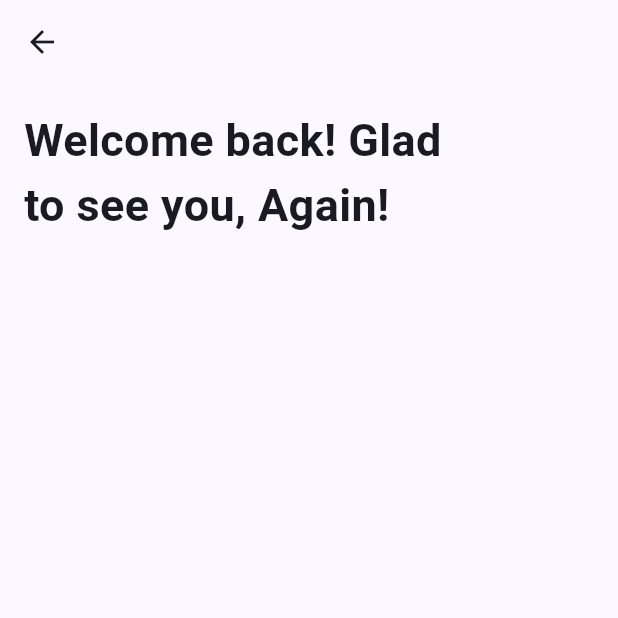
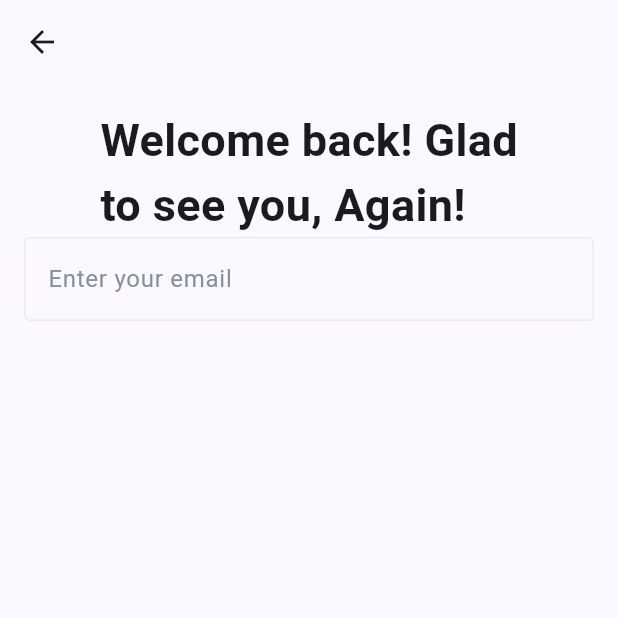
Before and after one commit to SufiHarris/house_cleaning, a Flutter app: the screen it shows after launch, after a tap on "Login", on a phone screen of 412 x 824 dp, the top half of it. Run offline on Flutter 3.47's test engine with Material 3 defaults, Android fonts, the light colour scheme and no system bars; our stand-ins replace firebase_core, get; accounts and stored records are empty.

Commit message:
added new folders

```diff
--- a/lib/auth/screens/loginScreen.dart
+++ b/lib/auth/screens/loginScreen.dart
@@ -1,4 +1,6 @@
 import 'package:flutter/material.dart';
+
+import '../../theme/custom_colors.dart';
 
 class Loginscreen extends StatelessWidget {
   const Loginscreen({super.key});
@@ -7,14 +9,24 @@
   Widget build(BuildContext context) {
     return Scaffold(
       appBar: AppBar(),
-      body: const Padding(
-        padding: EdgeInsets.all(16.0),
-        child: const Column(
+      body: Padding(
+        padding: const EdgeInsets.all(16.0),
+        child: Column(
           children: [
-            Text(
+            const Text(
               "Welcome back! Glad\nto see you, Again!",
               style: TextStyle(fontSize: 30, fontWeight: FontWeight.bold),
-            )
+            ),
+            TextField(
+              decoration: InputDecoration(
+                hintStyle: TextStyle(color: CustomColors.hintColor),
+                hintText: 'Enter your email',
+                enabledBorder: OutlineInputBorder(
+                  borderSide: BorderSide(
+                      color: CustomColors.textfieldBorderColor, width: 1),
+                ),
+              ),
+            ),
           ],
         ),
       ),
--- a/lib/theme/custom_colors.dart
+++ b/lib/theme/custom_colors.dart
@@ -3,4 +3,6 @@
 class CustomColors {
   static Color seedColor = const Color.fromRGBO(74, 114, 255, 1);
   static Color primaryColor = const Color.fromRGBO(74, 114, 255, 1);
+  static Color hintColor = const Color.fromRGBO(131, 145, 161, 1);
+  static Color textfieldBorderColor = const Color.fromRGBO(232, 236, 244, 1);
 }
--- a/lib/theme/custom_theme.dart
+++ b/lib/theme/custom_theme.dart
@@ -3,8 +3,9 @@
 
 class CustomTheme {
   static ThemeData themeData = ThemeData(
-      colorScheme: ColorScheme.fromSeed(
-          seedColor: CustomColors.seedColor,
-          primary: CustomColors.primaryColor),
-      textTheme: const TextTheme());
+    colorScheme: ColorScheme.fromSeed(
+        seedColor: CustomColors.seedColor, primary: CustomColors.primaryColor),
+    textTheme: const TextTheme(),
+    inputDecorationTheme: InputDecorationTheme(),
+  );
 }
```
